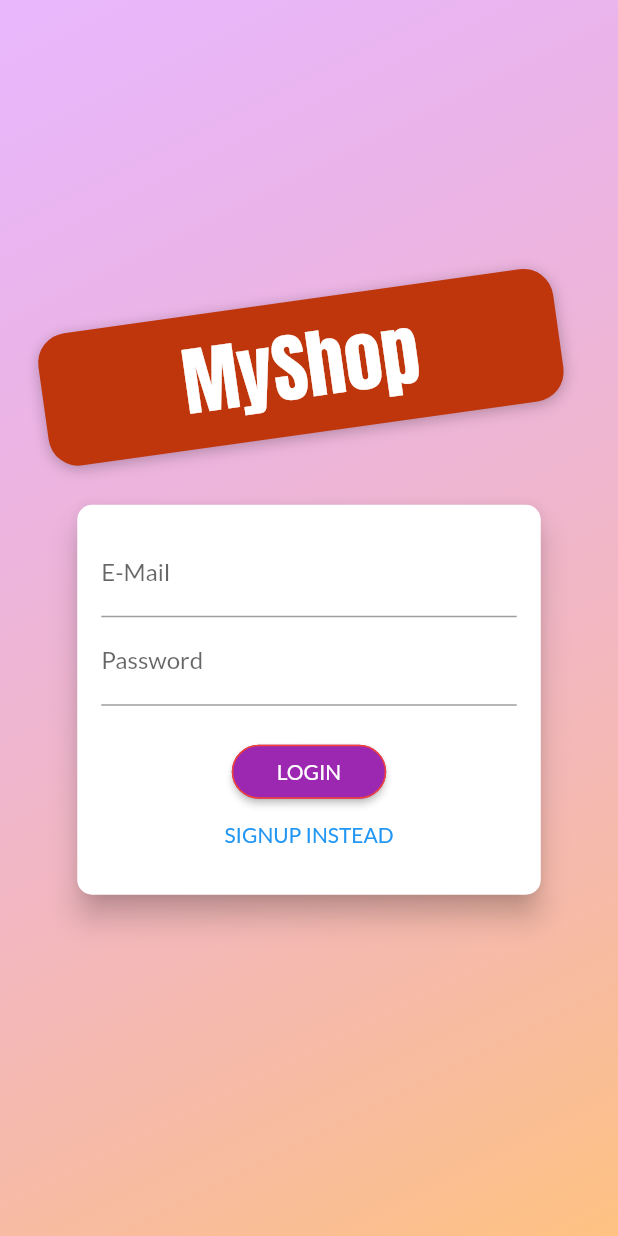
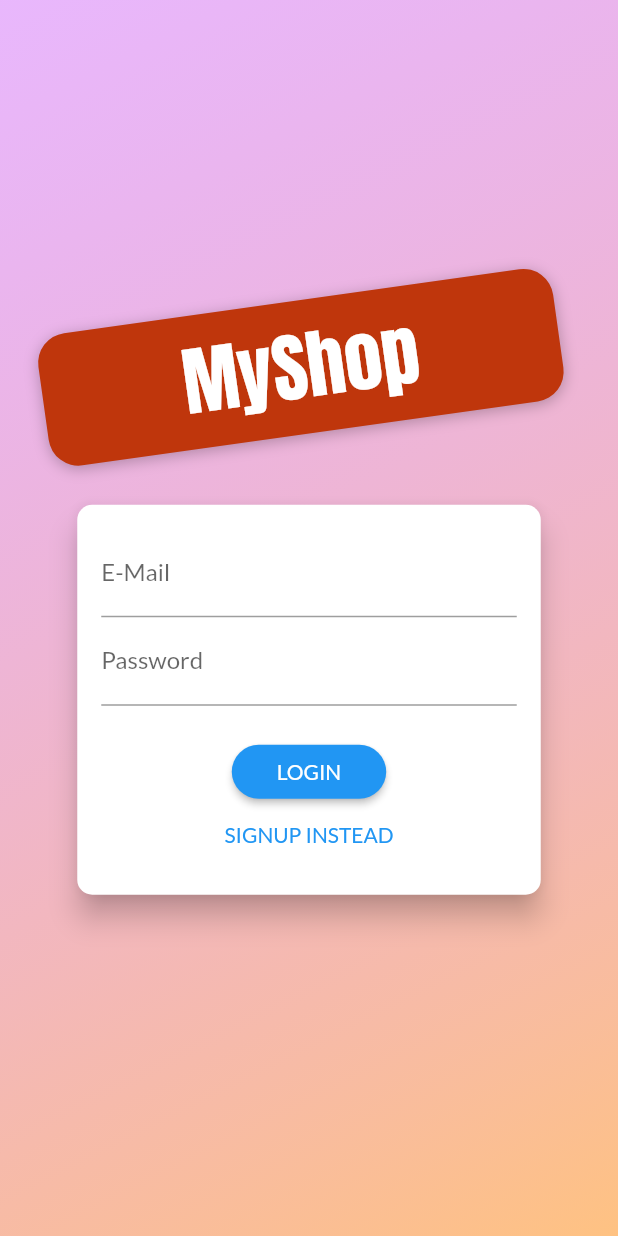
Before and after one commit to terinSeb/Flutter_Shopping_App, a Flutter app: the screen it shows after launch, on a phone screen of 412 x 824 dp. Run offline on Flutter 3.47's test engine with Material 2 defaults, Android fonts, the phone set to English and light mode, and no system bars; our stand-ins replace shared_preferences.

```diff
--- a/lib/screens/auth_screen.dart
+++ b/lib/screens/auth_screen.dart
@@ -114,7 +114,7 @@ class _AuthCardState extends State<AuthCard>
             begin: const Size(double.infinity, 260),
             end: const Size(double.infinity, 320))
         .animate(CurvedAnimation(parent: _controller, curve: Curves.linear));
-    _heightAnimation.addListener(() => setState(() {}));
+    // _heightAnimation.addListener(() => setState(() {}));
   }
 
   @override
@@ -217,12 +217,16 @@ class _AuthCardState extends State<AuthCard>
         borderRadius: BorderRadius.circular(10.0),
       ),
       elevation: 8.0,
-      child: Container(
-        // height: _authMode == AuthMode.Signup ? 320 : 260,
-        height: _heightAnimation.value.height,
-        constraints: BoxConstraints(minHeight: _heightAnimation.value.height),
-        width: deviceSize.width * 0.75,
-        padding: const EdgeInsets.all(16.0),
+      child: AnimatedBuilder(
+        animation: _heightAnimation,
+        builder: (ctx, ch) => Container(
+            // height: _authMode == AuthMode.Signup ? 320 : 260,
+            height: _heightAnimation.value.height,
+            constraints:
+                BoxConstraints(minHeight: _heightAnimation.value.height),
+            width: deviceSize.width * 0.75,
+            padding: const EdgeInsets.all(16.0),
+            child: ch),
         child: Form(
           key: _formKey,
           child: SingleChildScrollView(
@@ -236,7 +240,6 @@ class _AuthCardState extends State<AuthCard>
                       return 'Invalid email!';
                     }
                     return null;
-                    // return null;
                   },
                   onSaved: (value) {
                     _authData['email'] = value!;
@@ -277,20 +280,15 @@ class _AuthCardState extends State<AuthCard>
                 if (_isLoading)
                   const CircularProgressIndicator()
                 else
-                  ElevatedButton(
+                  RaisedButton(
                     onPressed: _submit,
-                    style: ButtonStyle(
-                        padding: MaterialStateProperty.all<EdgeInsets>(
-                            const EdgeInsets.symmetric(
-                                horizontal: 30.0, vertical: 4)),
-                        foregroundColor:
-                            MaterialStateProperty.all<Color>(Colors.white),
-                        shape:
-                            MaterialStateProperty.all<RoundedRectangleBorder>(
-                                RoundedRectangleBorder(
-                                    borderRadius: BorderRadius.circular(18.0),
-                                    side:
-                                        const BorderSide(color: Colors.red)))),
+                    shape: RoundedRectangleBorder(
+                      borderRadius: BorderRadius.circular(30),
+                    ),
+                    padding: const EdgeInsets.symmetric(
+                        horizontal: 30.0, vertical: 8.0),
+                    color: Theme.of(context).primaryColor,
+                    textColor: Theme.of(context).primaryTextTheme.button?.color,
                     child:
                         Text(_authMode == AuthMode.Login ? 'LOGIN' : 'SIGN UP'),
                   ),
@@ -302,10 +300,7 @@ class _AuthCardState extends State<AuthCard>
                   textColor: Theme.of(context).primaryColor,
                   child: Text(
                       '${_authMode == AuthMode.Login ? 'SIGNUP' : 'LOGIN'} INSTEAD'),
-                )
-
-                // materialTapTargetSize: MaterialTapTargetSize.shrinkWrap,
-                // textColor: Theme.of(context).primaryColor,
+                ),
               ],
             ),
           ),
```
